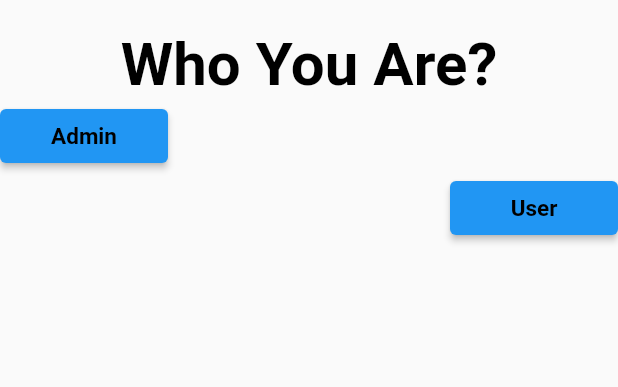
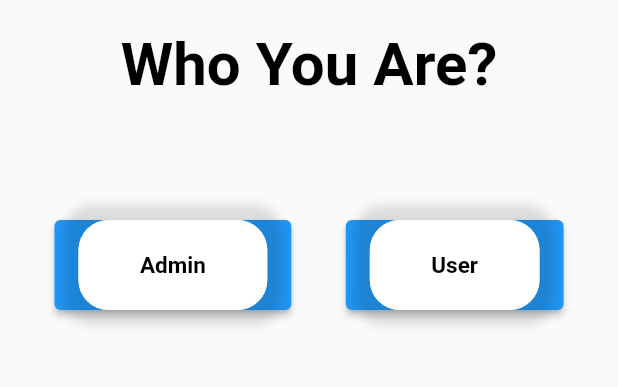
Before and after one commit to Taseen23/Applications_Managment_System, a Flutter app: the screen it shows after launch, on a phone screen of 412 x 824 dp, the part 362-749 px from its top. Run offline on Flutter 3.47's test engine with Material 2 defaults, Android fonts, the light colour scheme and no system bars; our stand-ins replace cloud_firestore, firebase_auth, firebase_core, firebase_storage, pie_chart; accounts and stored records are empty.

Commit message:
trigger design

```diff
--- a/lib/adminpages/triggerpage.dart
+++ b/lib/adminpages/triggerpage.dart
@@ -22,6 +22,87 @@ class triggerScreen extends StatelessWidget {
                     fontWeight: FontWeight.bold,
                     color: Colors.black,
                   )),
+              SizedBox(
+                height: 80,
+              ),
+              Container(
+                child:
+                Row(mainAxisAlignment: MainAxisAlignment.spaceEvenly, children: [
+                  ElevatedButton(
+                    onPressed: (){
+                      Navigator.pushNamed(
+                        context,
+                        MyRoutes.lognipage,
+                      );
+                    },
+                    child: Container(
+                        padding: const EdgeInsets.symmetric(
+                          vertical: 20,
+                          horizontal: 40,
+                        ),
+                        margin: EdgeInsets.symmetric(
+                          vertical: 0,
+                          horizontal: 0,
+                        ),
+                        // color: Colors.teal[100],
+                        child: const Text("Admin",
+                            style: TextStyle(
+                            color: Colors.black,
+                            fontWeight: FontWeight.bold,
+                            fontSize: 15,
+                        )),
+                        decoration: BoxDecoration(
+                            color: Colors.white,
+                            borderRadius: BorderRadius.circular(20),
+                            border: Border.all(width: 1, color: Colors.white70),
+                            boxShadow: [
+                              BoxShadow(
+                                color: Colors.black12,
+                                blurRadius: 5,
+                                spreadRadius: 10,
+                              )
+                            ])),
+                  ),
+                  ElevatedButton(
+
+                    onPressed: () {
+                      Navigator.pushNamed(
+                        context,
+                        MyRoutes.lognipage,
+                      );
+
+                    },
+                    child: Container(
+                        padding: const EdgeInsets.symmetric(
+                          vertical: 20,
+                          horizontal: 40,
+                        ),
+                        margin: EdgeInsets.symmetric(
+                          vertical: 0,
+                          horizontal: 0,
+                        ),
+                        // color: Colors.teal[100],
+                        child: const Text("User",
+                            style: TextStyle(
+                            color: Colors.black,
+                            fontWeight: FontWeight.bold,
+                            fontSize: 15,
+                        )),
+                        decoration: BoxDecoration(
+                            color: Colors.white,
+                            borderRadius: BorderRadius.circular(20),
+                            border: Border.all(width: 1, color: Colors.white70),
+                            boxShadow: [
+                              BoxShadow(
+                                color: Colors.black12,
+                                blurRadius: 5,
+                                spreadRadius: 10,
+                              )
+                            ])),
+                  ),
+                ]),
+              ),
+              /*
               Container(
                 alignment: Alignment.centerLeft,
                 child: ElevatedButton(onPressed: () {
@@ -73,6 +154,10 @@ class triggerScreen extends StatelessWidget {
                   ),),
               )
 
+
+               */
+
+
             ]
             )
         )
--- a/lib/main.dart
+++ b/lib/main.dart
@@ -11,8 +11,9 @@ import 'package:mcbp_practicum/utils/routes.dart';
 import 'adminpages/triggerpage.dart';
 import 'dashboard_screen.dart';
 
-void main() async{
+void main() async {
   WidgetsFlutterBinding.ensureInitialized();
+
   await Firebase.initializeApp();
   runApp(const MyApp());
 }
@@ -38,9 +39,6 @@ class MyApp extends StatelessWidget {
         MyRoutes.triggerpage: (Context) => triggerScreen(),
 
 
-
-
-
       },
     );
   }
--- a/pubspec.yaml
+++ b/pubspec.yaml
@@ -31,6 +31,7 @@ dependencies:
   flutter:
     sdk: flutter
   firebase_core: ^2.21.0
+  cloud_firestore: ^4.13.1
 
 
 
@@ -40,6 +41,8 @@ dependencies:
   flare_flutter: ^3.0.0
   pie_chart: ^5.3.2
   fl_chart: ^0.40.0
+  firebase_storage: ^11.5.1
+  firebase_auth: ^4.14.0
 
 
 dev_dependencies:
```
Also changed, not shown: lib/database.dart (added, +14 -0 lines), lib/login_screen.dart (+54 -6 lines), pubspec.lock, 4 other files.
